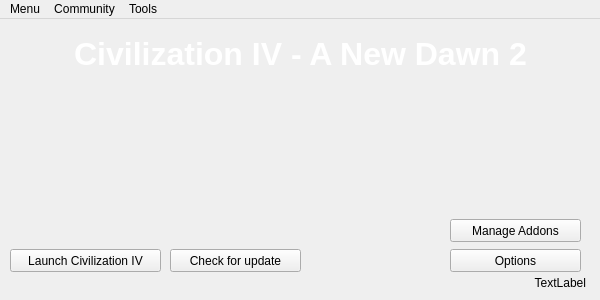
dbkblk/rand_launcher, file mainwindow.ui: the form before one commit.
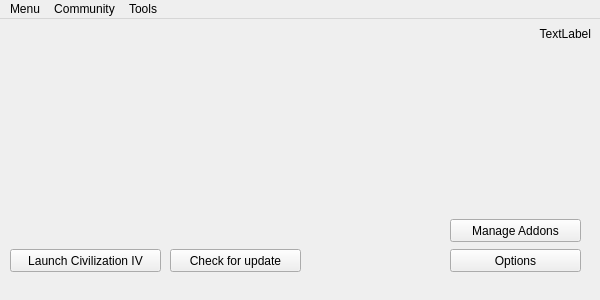
The form after the commit.

```diff
--- a/mainwindow.ui
+++ b/mainwindow.ui
@@ -44,22 +44,6 @@
    <property name="styleSheet">
     <string notr="true"/>
    </property>
-   <widget class="QLabel" name="lb_title">
-    <property name="geometry">
-     <rect>
-      <x>0</x>
-      <y>0</y>
-      <width>601</width>
-      <height>71</height>
-     </rect>
-    </property>
-    <property name="text">
-     <string>&lt;html&gt;&lt;head/&gt;&lt;body&gt;&lt;p&gt;&lt;span style=&quot; font-size:24pt; font-weight:600; color:#ffffff;&quot;&gt;Civilization IV - A New Dawn 2&lt;/span&gt;&lt;/p&gt;&lt;/body&gt;&lt;/html&gt;</string>
-    </property>
-    <property name="alignment">
-     <set>Qt::AlignCenter</set>
-    </property>
-   </widget>
    <widget class="QPushButton" name="bt_launch">
     <property name="geometry">
      <rect>
@@ -120,9 +104,9 @@
    <widget class="QLabel" name="lb_versions">
     <property name="geometry">
      <rect>
-      <x>365</x>
-      <y>249</y>
-      <width>221</width>
+      <x>480</x>
+      <y>0</y>
+      <width>111</width>
       <height>31</height>
      </rect>
     </property>
```
